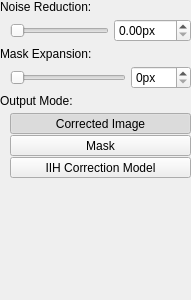
First picture: the form in src/imagefilter_inpaintingiih/filterwidget.ui, repository deiflou/ibp, before the edit.
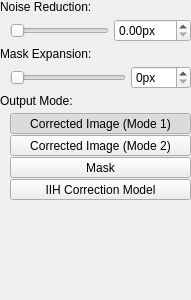
Second picture: the form after the edit.

Commit message:
* Added Auto Levels image filter
* Added ProbabilityMassFunction class
* Added ImageHistogram class
* Added new output option to the IIHC image filters
* Modified license year

```diff
--- a/src/imagefilter_inpaintingiih/filterwidget.ui
+++ b/src/imagefilter_inpaintingiih/filterwidget.ui
@@ -132,7 +132,7 @@
           </sizepolicy>
          </property>
          <property name="text">
-          <string>Corrected Image</string>
+          <string>Corrected Image (Mode 1)</string>
          </property>
          <property name="checkable">
           <bool>true</bool>
@@ -151,6 +151,34 @@
          </attribute>
         </widget>
        </item>
+       <item>
+        <widget class="QToolButton" name="mButtonOutputModeCorrectedImageMode2">
+         <property name="sizePolicy">
+          <sizepolicy hsizetype="Preferred" vsizetype="Preferred">
+           <horstretch>0</horstretch>
+           <verstretch>0</verstretch>
+          </sizepolicy>
+         </property>
+         <property name="text">
+          <string>Corrected Image (Mode 2)</string>
+         </property>
+         <property name="checkable">
+          <bool>true</bool>
+         </property>
+         <property name="checked">
+          <bool>false</bool>
+         </property>
+         <property name="autoExclusive">
+          <bool>true</bool>
+         </property>
+         <property name="class" stdset="0">
+          <string>cFlatOptionButton</string>
+         </property>
+         <attribute name="buttonGroup">
+          <string notr="true">buttonGroup</string>
+         </attribute>
+        </widget>
+       </item>
        <item>
         <widget class="QToolButton" name="mButtonOutputModeMask">
          <property name="sizePolicy">
```
Left out of the diff: 2 changed lines with no effect on the pictures. The commit also changes 375 other files.
